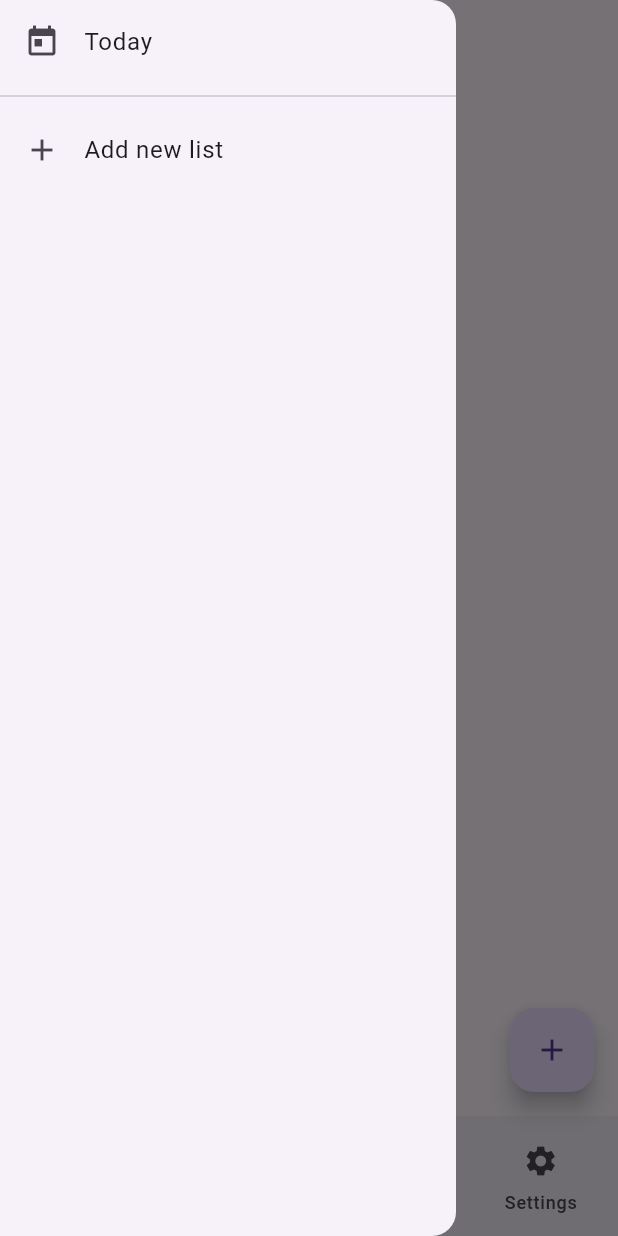
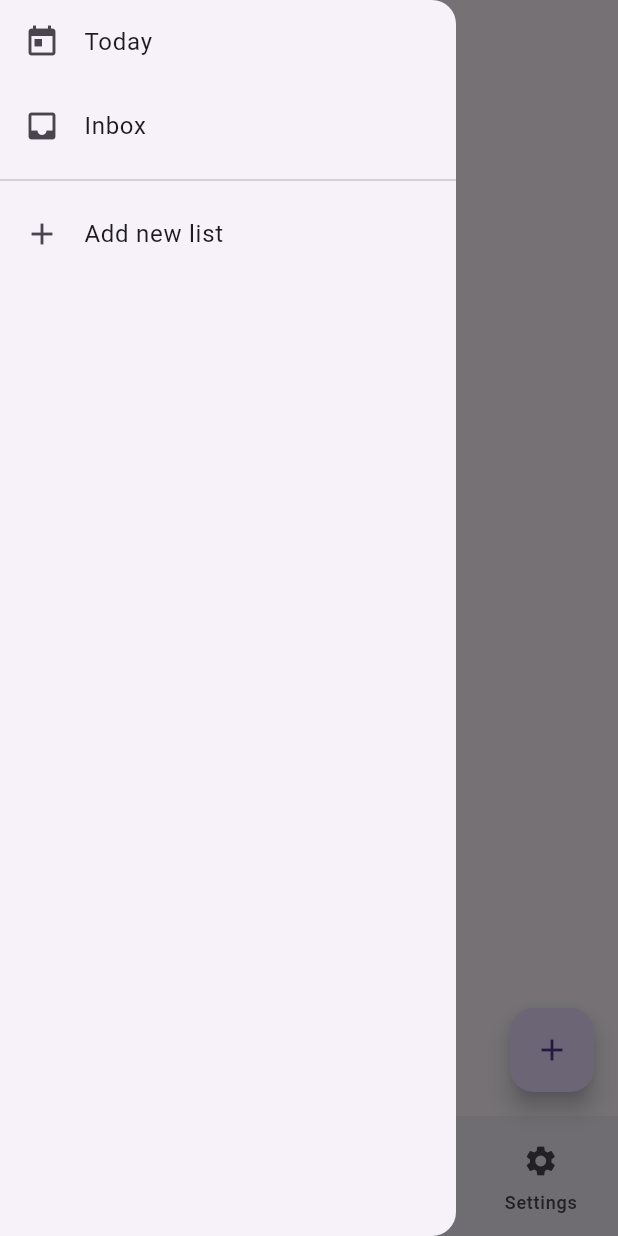
Before and after one commit to naatin777/todolist, a Flutter app: the screen it shows after launch, with the side drawer open, on a phone screen of 412 x 824 dp. Run offline on Flutter 3.47's test engine with Material 2 defaults, Android fonts, the phone set to English and light mode, and no system bars; our stand-ins replace drift, flutter_riverpod, shared_preferences; accounts and stored records are empty; generated files the repository leaves out were written again.

Commit message:
Change to inbox

```diff
--- a/lib/constant.dart
+++ b/lib/constant.dart
@@ -1,5 +1,5 @@
 import 'package:todolist/data/db/task_list_db.dart';
 import 'package:uuid/uuid.dart';
 
-const defaultTaskList = TaskList(id: "", title: "default");
+const inbox = TaskList(id: "inbox", title: "Inbox");
 const uuid = Uuid();
--- a/lib/screen/todo/add_task_sheet.dart
+++ b/lib/screen/todo/add_task_sheet.dart
@@ -22,7 +22,7 @@ class _AddTaskSheetState extends ConsumerState<AddTaskSheet> {
 
   @override
   Widget build(BuildContext context) {
-    final taskList = ref.watch(todoNavigationProvider) ?? defaultTaskList;
+    final taskList = ref.watch(todoNavigationProvider) ?? inbox;
     return SingleChildScrollView(
       padding: EdgeInsets.only(
         left: 8,
--- a/lib/screen/todo/todo_app_bar.dart
+++ b/lib/screen/todo/todo_app_bar.dart
@@ -11,7 +11,7 @@ class TodoAppBar extends ConsumerWidget implements PreferredSizeWidget {
 
   @override
   Widget build(BuildContext context, WidgetRef ref) {
-    final taskList = ref.watch(todoNavigationProvider) ?? defaultTaskList;
+    final taskList = ref.watch(todoNavigationProvider) ?? inbox;
     return AppBar(
       centerTitle: true,
       title: Text(taskList.title),
--- a/lib/screen/todo/todo_drawer.dart
+++ b/lib/screen/todo/todo_drawer.dart
@@ -1,5 +1,6 @@
 import 'package:flutter/material.dart';
 import 'package:flutter_riverpod/flutter_riverpod.dart';
+import 'package:todolist/constant.dart';
 import 'package:todolist/providers/task_list_provider.dart';
 import 'package:todolist/providers/todo_navigation_provider.dart';
 import 'package:todolist/screen/todo/new_list_dialog.dart';
@@ -29,13 +30,13 @@ class TodoDrawer extends ConsumerWidget {
               title: const Text("Today"),
               onTap: () {},
             ),
-            // ListTile(
-            //   leading: const Icon(Icons.inbox),
-            //   title: Text(inbox.title),
-            //   onTap: () {
-            //     ref.read(todoNavigationProvider.notifier).changeTaskList(inbox);
-            //   },
-            // ),
+            ListTile(
+              leading: const Icon(Icons.inbox),
+              title: Text(inbox.title),
+              onTap: () {
+                ref.read(todoNavigationProvider.notifier).changeTaskList(inbox);
+              },
+            ),
             const Divider(),
             for (ListTile tile in taskListTile) tile,
             if (taskListTile.isNotEmpty) const Divider(),
```
